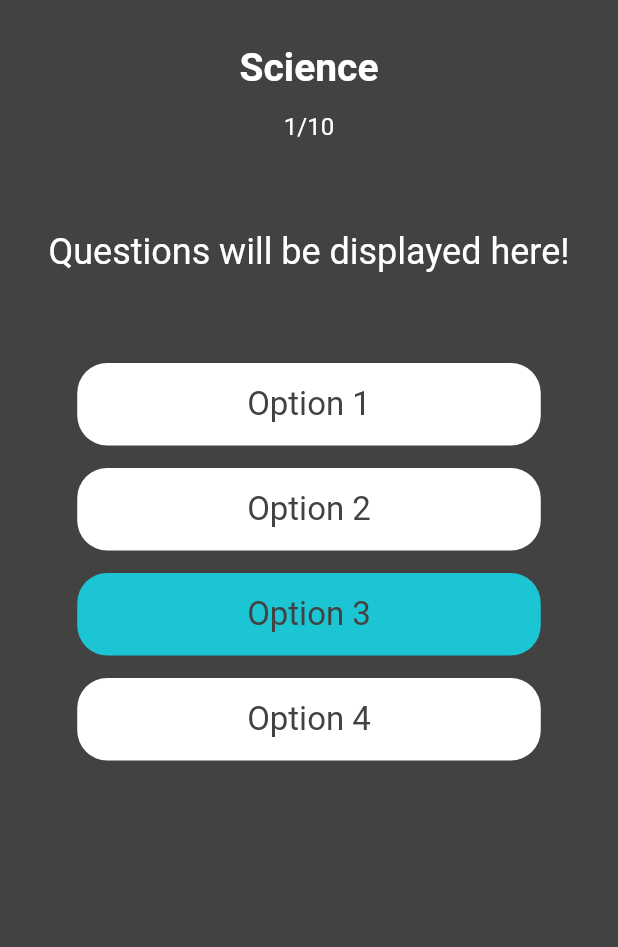
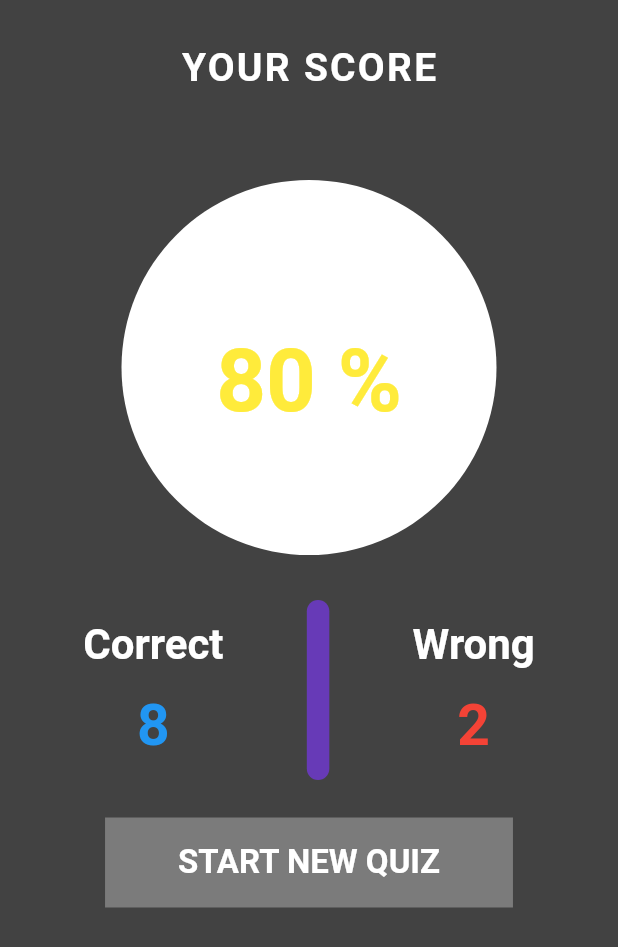
Before and after one commit to Zohaib-Sathio/Trivia_Questions_Flutter_App, a Flutter app: the screen it shows after launch, on a phone screen of 412 x 824 dp. Shown: the top 947 px of the screen. Run offline on Flutter 3.47's test engine with Material 2 defaults, Android fonts, the phone set to English and light mode, and no system bars.

Commit message:
Result Screen added

```diff
--- /dev/null
+++ b/lib/ResultScreen.dart
@@ -0,0 +1,136 @@
+import 'package:flutter/material.dart';
+
+class ResultScreen extends StatelessWidget {
+  const ResultScreen({Key? key}) : super(key: key);
+
+  @override
+  Widget build(BuildContext context) {
+    Size size = MediaQuery.of(context).size;
+    return SafeArea(
+      child: Scaffold(
+        backgroundColor: Colors.grey[800],
+        body: Column(
+          children: [
+            const Center(
+              child: Padding(
+                padding: EdgeInsets.only(top: 30.0),
+                child: Text(
+                  'YOUR SCORE',
+                  style: TextStyle(
+                    fontSize: 26,
+                    color: Colors.white,
+                    letterSpacing: 1.5,
+                    fontWeight: FontWeight.bold,
+                  ),
+                ),
+              ),
+            ),
+            const SizedBox(height: 60,),
+            Stack(
+              children: [
+                Center(
+                  child: Container(
+                    decoration: BoxDecoration(
+                      color: Colors.white,
+                      borderRadius: BorderRadius.circular(250),
+                    ),
+                    height: 250,
+                    width: 250,
+                  ),
+                ),
+                const Center(
+                  child: Padding(
+                    padding: EdgeInsets.only(top: 100.0),
+                    child: Text(
+                      '80 %',
+                      style: TextStyle(
+                        fontSize: 58,
+                        fontWeight: FontWeight.bold,
+                        color: Colors.yellow,
+                      ),
+                    ),
+                  ),
+                )
+              ],
+            ),
+            const SizedBox(height: 30,),
+            Row(
+              mainAxisAlignment: MainAxisAlignment.spaceEvenly,
+              children: [
+                Column(
+                  children: const [
+                    Text(
+                      'Correct',
+                      style: TextStyle(
+                        color: Colors.white,
+                        fontSize: 28,
+                        fontWeight: FontWeight.bold,
+                      ),
+                    ),
+                    SizedBox(height: 15,),
+                    Text(
+                      '8',
+                      style: TextStyle(
+                        color: Colors.blue,
+                        fontSize: 38,
+                        fontWeight: FontWeight.bold,
+                      ),
+                    ),
+                  ],
+                ),
+                Container(
+                  height: 120,
+                  width: 15,
+                  decoration: BoxDecoration(
+                    color: Colors.deepPurple,
+                    borderRadius: BorderRadius.circular(25)
+                  ),
+                ),
+                Column(
+                  children: const [
+                    Text(
+                      'Wrong',
+                      style: TextStyle(
+                        color: Colors.white,
+                        fontSize: 28,
+                        fontWeight: FontWeight.bold,
+                      ),
+                    ),
+                    SizedBox(height: 15,),
+                    Text(
+                      '2',
+                      style: TextStyle(
+                        color: Colors.red,
+                        fontSize: 38,
+                        fontWeight: FontWeight.bold,
+                      ),
+                    ),
+                  ],
+                ),
+              ],
+            ),
+            const SizedBox(height: 25,),
+            Container(
+              height: 60,
+              width: size.width * 0.66,
+              decoration: const BoxDecoration(
+                color: Color.fromRGBO(255, 255, 255, 0.3)
+              ),
+              child: const Center(
+                child: Text(
+                  'START NEW QUIZ',
+                  style: TextStyle(
+                    color: Colors.white,
+                    fontSize: 22,
+                    fontWeight: FontWeight.bold,
+
+                  ),
+                ),
+              ),
+            )
+          ],
+        ),
+      ),
+    );
+  }
+}
--- a/lib/main.dart
+++ b/lib/main.dart
@@ -1,5 +1,6 @@
 import 'package:flutter/material.dart';
 import 'package:trivia_questions_app/DisplayScreen.dart';
+import 'package:trivia_questions_app/ResultScreen.dart';
 
 import 'SelectScreen.dart';
 
@@ -29,7 +30,7 @@ class MyApp extends StatelessWidget {
         // is not restarted.
         primarySwatch: Colors.blue,
       ),
-      home: const DisplayScreen(),
+      home: const ResultScreen(),
     );
   }
 }
```
